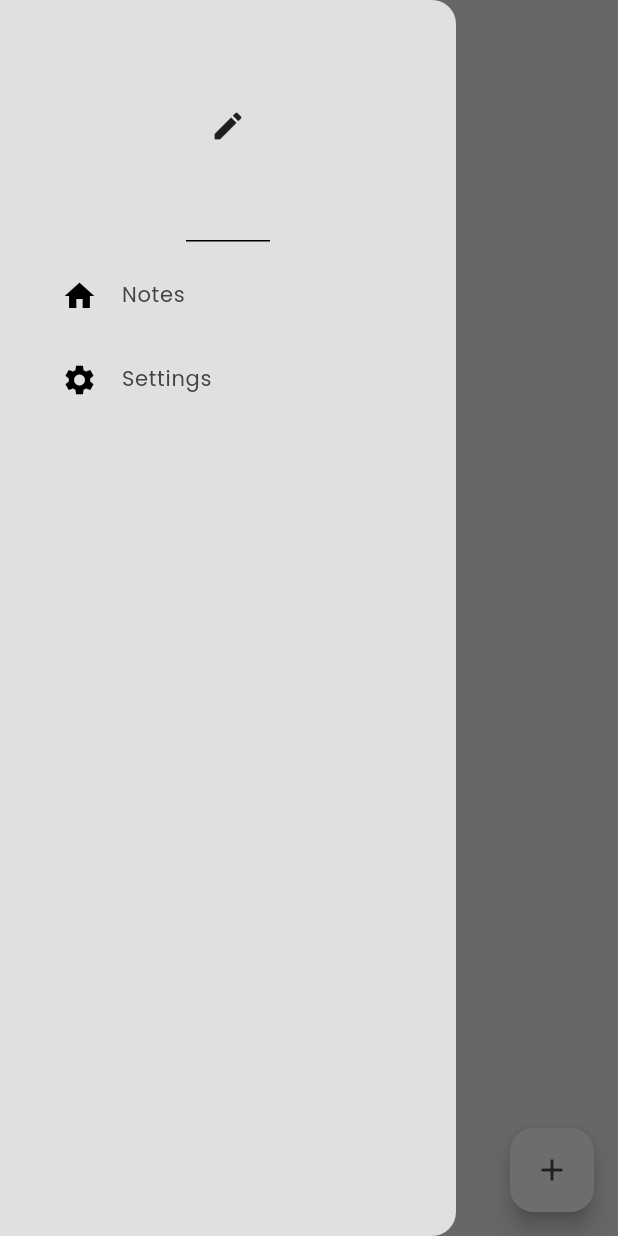
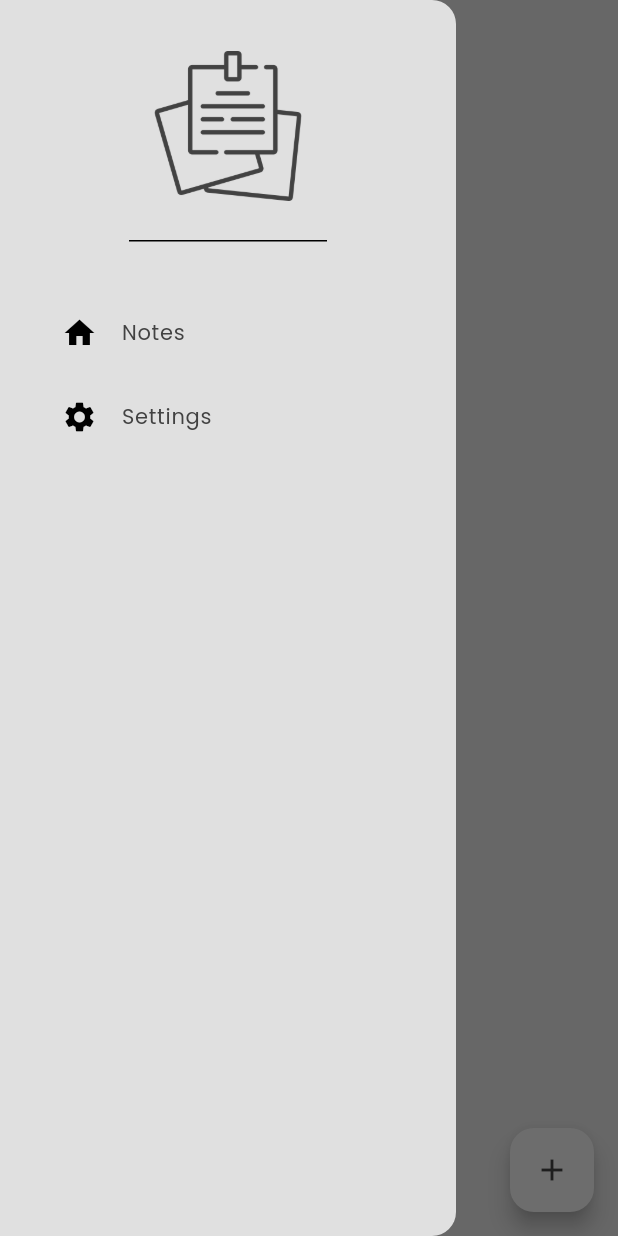
Before and after one commit to Icarus-conf/notes, a Flutter app: the screen it shows after launch, with the side drawer open, on a phone screen of 412 x 824 dp. Run offline on Flutter 3.47's test engine with Material 3 defaults, Android fonts, the phone set to English and light mode, and no system bars; our stand-ins replace google_fonts, isar, popover; accounts and stored records are empty; generated files the repository leaves out were written again.

```diff
--- a/lib/components/drawer.dart
+++ b/lib/components/drawer.dart
@@ -12,7 +12,14 @@ class MyDrawer extends StatelessWidget {
       child: Column(
         children: [
           DrawerHeader(
-            child: Icon(Icons.edit),
+            child: Image.asset(
+              'assets/post-it.png',
+              width: 100,
+              color: Theme.of(context).colorScheme.inversePrimary,
+            ),
+          ),
+          SizedBox(
+            height: 25,
           ),
           DrawerTile(
             title: "Notes",
```
Also changed, not shown: pubspec.yaml (+4 -6 lines), assets/post-it.png (added), 58 other files.
